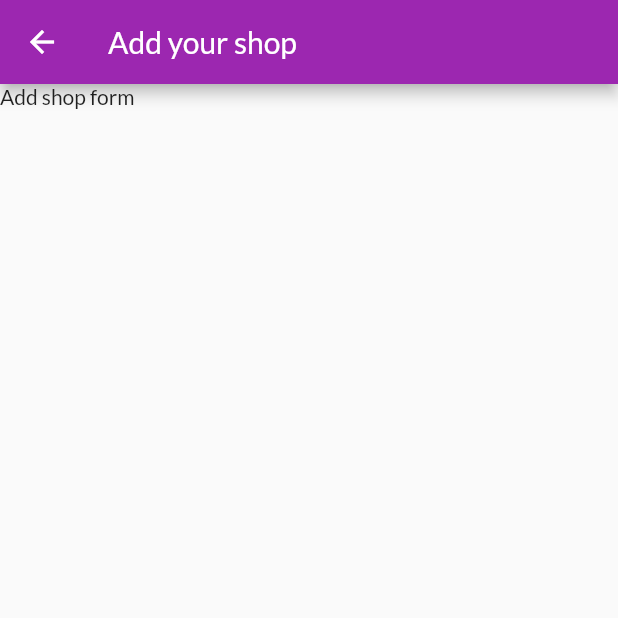
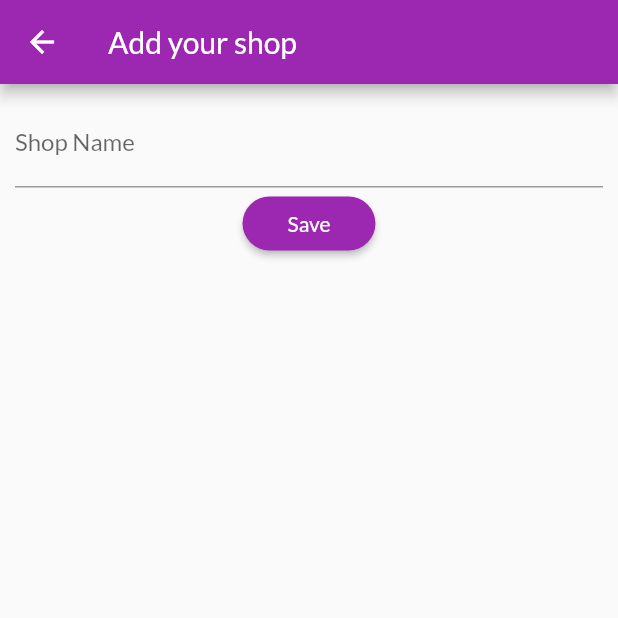
Before and after one commit to Jayaraj8905/petty-shop, a Flutter app: the ShopAddScreen screen opened by its route, on a phone screen of 412 x 824 dp, the top half of it. Run offline on Flutter 3.47's test engine with Material 2 defaults, Android fonts, the phone set to English and light mode, and no system bars; our stand-ins replace shared_preferences; accounts and stored records are empty.

Commit message:
Shop Add screen with base form

```diff
--- a/lib/screens/shop_add_screen.dart
+++ b/lib/screens/shop_add_screen.dart
@@ -9,15 +9,66 @@ class ShopAddScreen extends StatefulWidget {
 }
 
 class _ShopAddScreenState extends State<ShopAddScreen> {
+  final GlobalKey<FormState> _formKey = GlobalKey();
+  final GlobalKey<ScaffoldState> _scaffoldKey = GlobalKey();
+
+  void _onSave(BuildContext context) {
+    if (_formKey.currentState.validate()) {
+      print('Its valid');
+      // TODO: Save the data to firebase
+      _scaffoldKey.currentState.showSnackBar(
+        SnackBar(
+          content: Text('Shop has been Added'),
+          duration: Duration(seconds: 2)
+        ));
+    } else {
+
+    }
+  }
+
   @override
   Widget build(BuildContext context) {
     return Scaffold(
+      key: _scaffoldKey,
       appBar: AppBar(
-        title: Text('Add your shop'),
+        title: Text('Add your shop')
       ),
       body: Column(
+        crossAxisAlignment: CrossAxisAlignment.stretch,
         children: <Widget>[
-          Text('Add shop form')
+          Expanded(
+            child: SingleChildScrollView(
+              child: Padding(
+                padding: EdgeInsets.all(10),
+                child: Form(
+                  key: _formKey,
+                  child: Column(
+                    children: <Widget>[
+                      TextFormField(
+                        decoration: InputDecoration(
+                          labelText: 'Shop Name'
+                        ),
+                        validator: (value) {
+                          if (value.isEmpty) {
+                            return 'Invalid shop name';
+                          }
+                          return null;
+                        },
+                      ),
+                      RaisedButton(
+                        child: Text('Save'),
+                        onPressed: () => _onSave(context),
+                        color: Theme.of(context).primaryColor,
+                        textColor: Theme.of(context).primaryTextTheme.button.color,
+                        padding: EdgeInsets.symmetric(horizontal: 30.0, vertical: 8.0),
+                        shape: RoundedRectangleBorder(borderRadius: BorderRadius.circular(30.0)),
+                      )
+                    ],
+                  ),
+                ),
+              ),
+            ),
+          ),
         ],
       ),
     );
```
